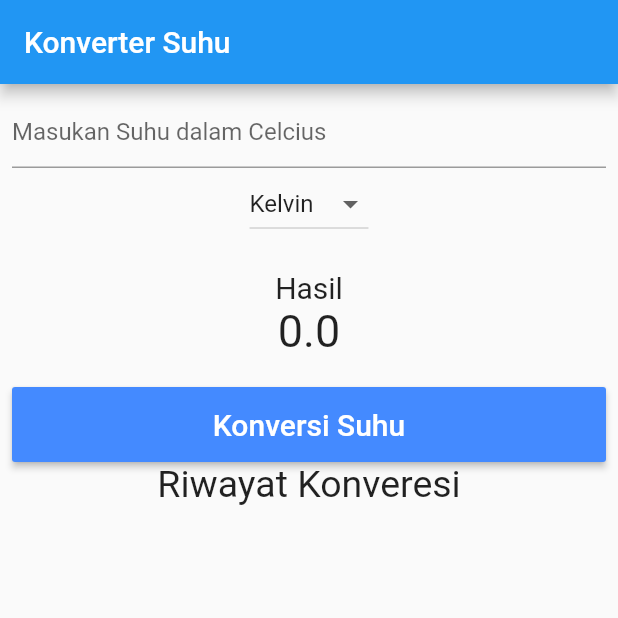
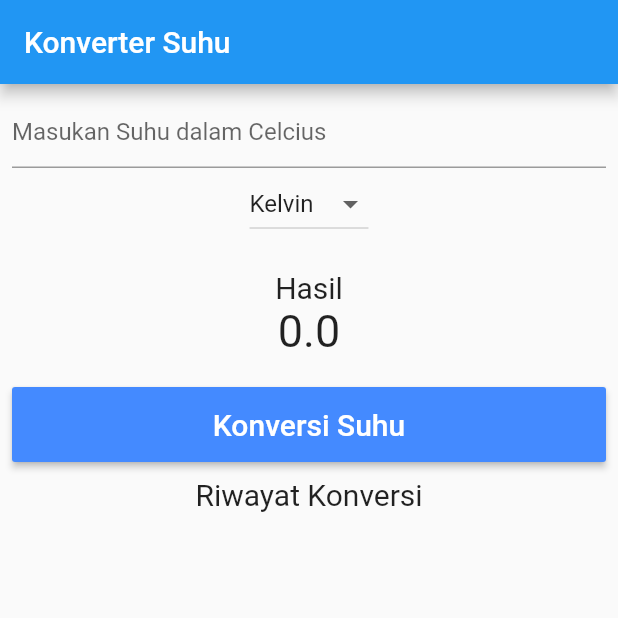
Before and after one commit to yogameleniawan/flutter_app_temperature_conversion, a Flutter app: the screen it shows after launch, on a phone screen of 412 x 824 dp, the top half of it. Run offline on Flutter 3.47's test engine with Material 2 defaults, Android fonts, the light colour scheme and no system bars.

Commit message:
praktikum 2

```diff
--- a/lib/main.dart
+++ b/lib/main.dart
@@ -19,11 +19,11 @@
   TextEditingController etCelcius = new TextEditingController();
 
   double nCelcius = 0;
-  double _kelvin = 0;
-  double _reamor = 0;
   var listItem = ["Kelvin", "Reamur"];
   String _newValue = "Kelvin";
   double _result = 0;
+  List<String> listViewItem = List<String>();
+
   void _konversiSuhu() {
     setState(() {
       nCelcius = double.parse(etCelcius.text);
@@ -73,12 +73,13 @@
               Result(result: _result),
               Convert(konvertHandler: _konversiSuhu),
               Container(
+                margin: EdgeInsets.only(top: 10, bottom: 10),
                 child: Text(
-                  "Riwayat Konveresi",
-                  style: TextStyle(fontSize: 25),
+                  "Riwayat Konversi",
+                  style: TextStyle(fontSize: 20),
                 ),
               ),
-              Expanded(child: ListView())
+              Expanded(child: RiwayatKonversi(listViewItem: listViewItem))
             ],
           ),
         ),
@@ -86,3 +87,26 @@
     );
   }
 }
+
+class RiwayatKonversi extends StatelessWidget {
+  const RiwayatKonversi({
+    Key key,
+    @required this.listViewItem,
+  }) : super(key: key);
+
+  final List<String> listViewItem;
+
+  @override
+  Widget build(BuildContext context) {
+    return ListView(
+      children: listViewItem.map((String value) {
+        return Container(
+            margin: EdgeInsets.all(10),
+            child: Text(
+              value,
+              style: TextStyle(fontSize: 15),
+            ));
+      }).toList(),
+    );
+  }
+}
```
